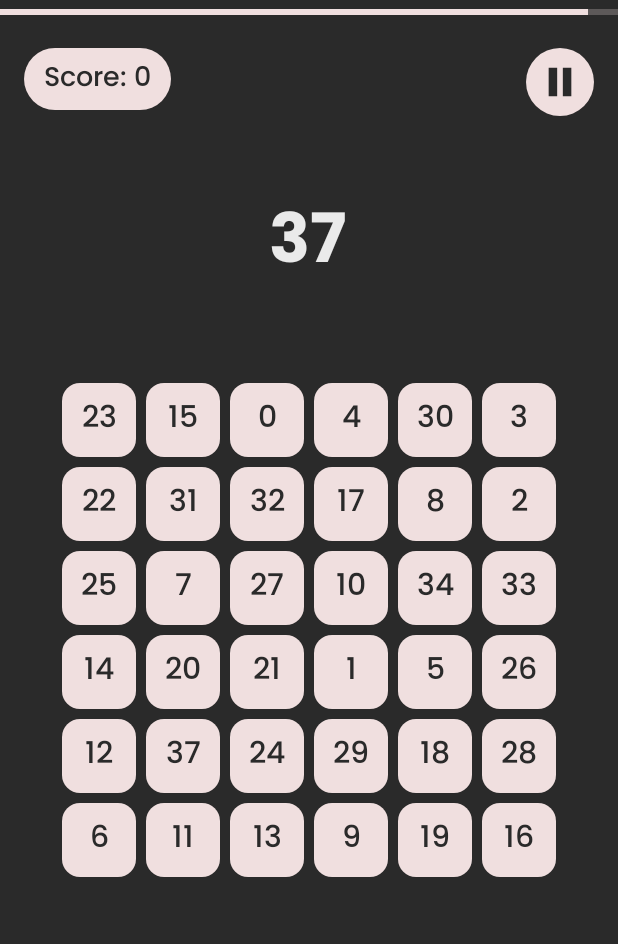
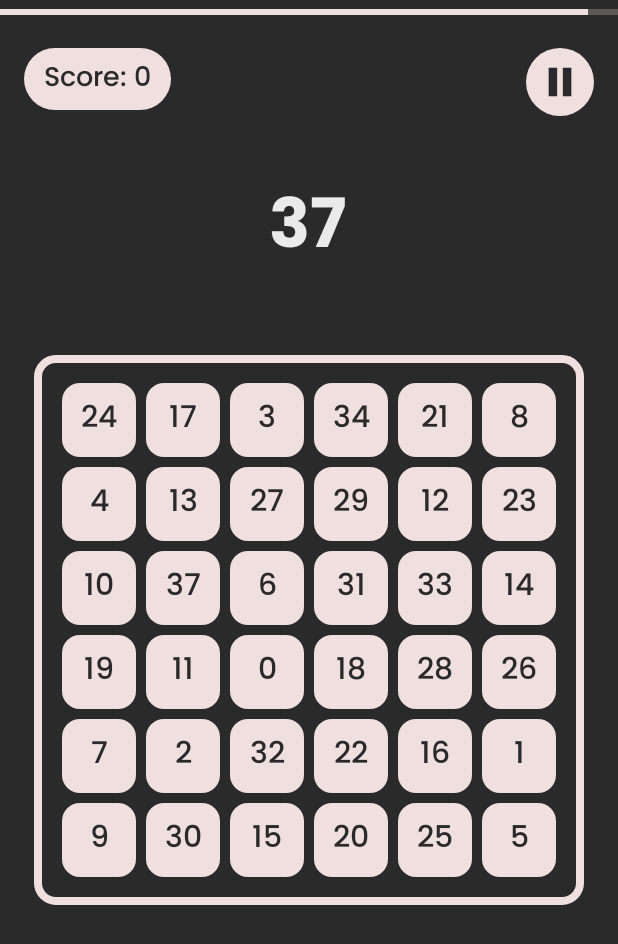
Before and after one commit to dormammuuuuu/mathinik, an Android app: the GameFindTheNumber screen opened directly, with no data from a screen before it, on a phone screen of 412 x 824 dp. Shown: the top 944 px of the screen. Run offline under Robolectric (Android 15) with nearby library versions, the light colour scheme and no system bars.

Commit message:
App Update

```diff
--- /dev/null
+++ b/app/src/main/res/drawable/ic_findnumber_bg.xml
@@ -0,0 +1,19 @@
+<shape xmlns:android="http://schemas.android.com/apk/res/android"
+    android:shape="rectangle" >
+
+    <stroke
+        android:width="5dp"
+        android:color="@color/identification"/>
+    <padding
+        android:bottom="5dp"
+        android:left="5dp"
+        android:right="5dp"
+        android:top="5dp"/>
+
+    <corners
+        android:bottomLeftRadius="12dp"
+        android:bottomRightRadius="12dp"
+        android:topLeftRadius="12dp"
+        android:topRightRadius="12dp" />
+
+</shape>
--- a/app/src/main/res/layout/activity_game_find_the_number.xml
+++ b/app/src/main/res/layout/activity_game_find_the_number.xml
@@ -71,8 +71,10 @@
 
     <TableLayout
         android:id="@+id/tableLayout2"
-        android:layout_width="match_parent"
+        android:layout_width="wrap_content"
         android:layout_height="wrap_content"
+        android:background="@drawable/ic_findnumber_bg"
+        android:padding="15dp"
         app:layout_constraintBottom_toBottomOf="parent"
         app:layout_constraintEnd_toEndOf="parent"
         app:layout_constraintStart_toStartOf="parent"
```
